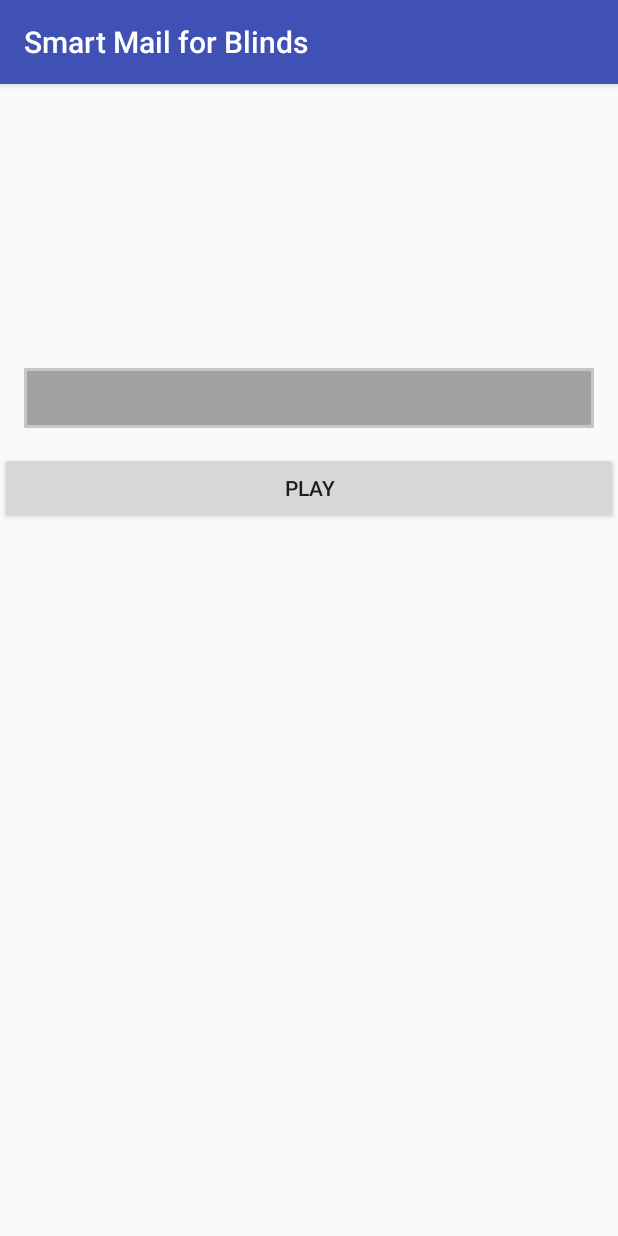
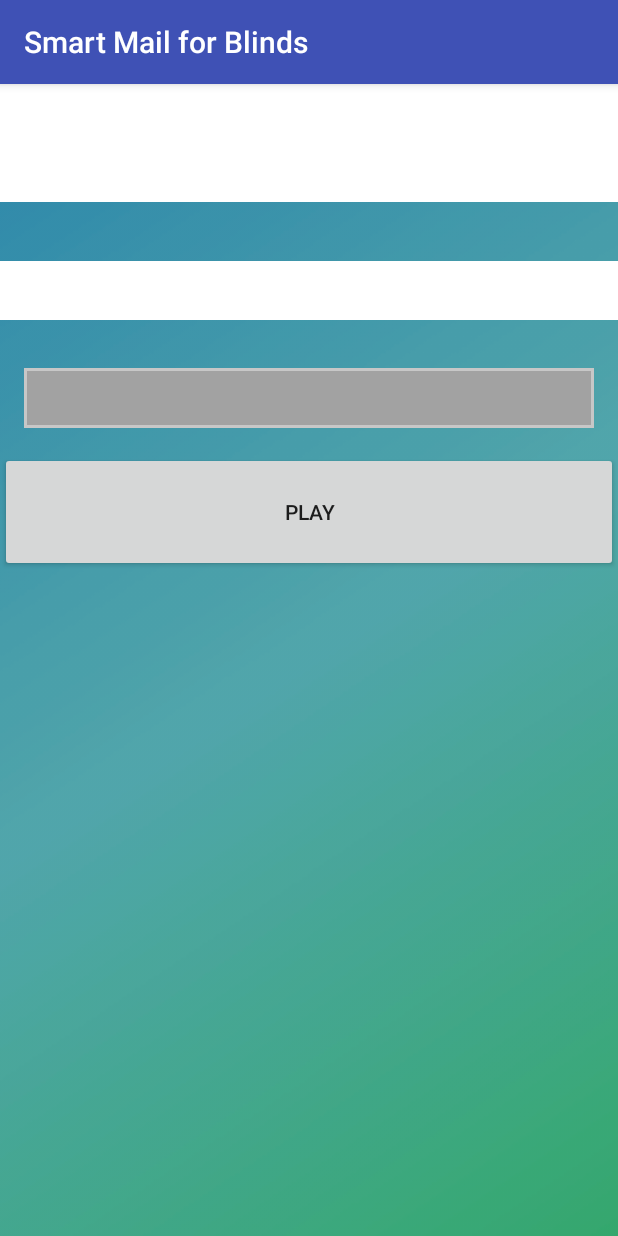
Before and after one commit to touseefahmad/testproject, an Android app: the ReadMailActivity screen opened directly, with no data from a screen before it, after a tap on "PLAY", on a phone screen of 412 x 824 dp. Run offline under Robolectric (Android 15) with nearby library versions, the phone set to English and light mode, and no system bars; libraries missing offline, so code that uses them is left out: com.ibm.watson; 11 statements that could not run were skipped.

```diff
--- a/app/src/main/java/com/example/enigma_pc/smartmailforblinds/ComposeMailUsingGmail.java
+++ b/app/src/main/java/com/example/enigma_pc/smartmailforblinds/ComposeMailUsingGmail.java
@@ -65,6 +65,8 @@ import pub.devrel.easypermissions.EasyPermissions;
 
 public class ComposeMailUsingGmail extends Activity
         implements EasyPermissions.PermissionCallbacks {
+    String emailOne="sara.shahzad54@gmail.com";
+    String emailTwo="touseefahmad788@gmail.com";
     GoogleAccountCredential mCredential;
     /*private TextView mOutputText;
     private Button mCallApiButton;*/
@@ -424,6 +426,7 @@ public class ComposeMailUsingGmail extends Activity
             email.setSubject(subject);
             email.setText(bodyText);
             return email;
+
         }
         public  Message sendMessage(Gmail service,
                                           String userId
@@ -431,7 +434,7 @@ public class ComposeMailUsingGmail extends Activity
                 throws MessagingException, IOException {
 
 
-            Message message = createMessageWithEmail(createEmail(etSendTo.getText().toString(),"touseefahmad88@gmail.com","Smart Mail",strBody));
+            Message message = createMessageWithEmail(createEmail(etSendTo.getText().toString(),"sara.shahzad54@gmail.com","Smart Mail",strBody));
             message = service.users().messages().send(userId, message).execute();
 
             System.out.println("Message id: " + message.getId());
--- a/app/src/main/java/com/example/enigma_pc/smartmailforblinds/ReadMailActivity.java
+++ b/app/src/main/java/com/example/enigma_pc/smartmailforblinds/ReadMailActivity.java
@@ -1,6 +1,7 @@
 package com.example.enigma_pc.smartmailforblinds;
 
 import android.content.Context;
+import android.content.Intent;
 import android.os.AsyncTask;
 import android.os.Bundle;
 import android.os.Handler;
@@ -18,6 +19,7 @@ import android.widget.Toast;
 
 import com.example.enigma_pc.smartmailforblinds.Response.EmailModel;
 import com.ibm.watson.developer_cloud.android.speech_common.v1.TokenProvider;
+import com.ibm.watson.developer_cloud.android.text_to_speech.v1.TTSUtility;
 import com.ibm.watson.developer_cloud.android.text_to_speech.v1.TextToSpeech;
 
 import org.apache.commons.io.IOUtils;
@@ -34,6 +36,8 @@ import java.io.InputStream;
 import java.io.StringWriter;
 import java.net.URI;
 import java.net.URISyntaxException;
+import java.util.regex.Matcher;
+import java.util.regex.Pattern;
 
 import static android.content.ContentValues.TAG;
 
@@ -151,9 +155,21 @@ public class ReadMailActivity extends AppCompatActivity{
 
         //TextToSpeech.sharedInstance().setVoice(fragmentTabTTS.getSelectedVoice());
         String voice=getSelectedVoice();
-        TextToSpeech.sharedInstance().setVoice("en-US_AllisonVoice");
+       // TextToSpeech.sharedInstance().setVoice("en-US_AllisonVoice");
+        TextToSpeech.sharedInstance().setVoice(voice);
+        String c="mail from "+ tvMailFromR.getText().toString() +" and subject is "+tvSubjectR.getText().toString()+" mail content is "+tvContentR.getText().toString();// "hjdg$h&jk8^i0ssh6";
+        Pattern pt = Pattern.compile("[^a-zA-Z0-9_.-]");
+        Matcher match= pt.matcher(c);
+        while(match.find())
+        {
+            String s= match.group();
+            c=c.replaceAll("\\"+s, "");
+        }
+
         //Call the sdk function
-        TextToSpeech.sharedInstance().synthesize("mail from "+ tvMailFromR.getText().toString() +" and subject is "+tvSubjectR.getText().toString()+" mail content is "+tvContentR.getText().toString());
+        TextToSpeech.sharedInstance().synthesize(c);
+
+
     }
 
 
@@ -293,6 +309,14 @@ public class ReadMailActivity extends AppCompatActivity{
         }
     }
 
+    @Override
+    public void onBackPressed() {
+        Intent intent=new Intent(ReadMailActivity.this,RetrieveMailsFromGmail.class);
+        startActivity(intent);
+        ReadMailActivity.this.finish();
+       // super.onBackPressed();
+    }
+
     // return the selected voice
     public String getSelectedVoice() {
 
--- a/app/src/main/java/com/example/enigma_pc/smartmailforblinds/RetrieveMailsFromGmail.java
+++ b/app/src/main/java/com/example/enigma_pc/smartmailforblinds/RetrieveMailsFromGmail.java
@@ -158,6 +158,7 @@ public class RetrieveMailsFromGmail extends Activity implements EasyPermissions.
         lvMails.setOnItemClickListener(new AdapterView.OnItemClickListener() {
             @Override
             public void onItemClick(AdapterView<?> parent, View view, int position, long id) {
+                isCancled=true;
                 Message model= emailsList.get(position);
                 Intent intent=new Intent(RetrieveMailsFromGmail.this,ReadMailActivity.class);
                 intent.putExtra("TO",model.getPayload().getHeaders().get(0).getValue());
@@ -166,6 +167,7 @@ public class RetrieveMailsFromGmail extends Activity implements EasyPermissions.
                 intent.putExtra("BODY",model.getSnippet());
 
                 startActivity(intent);
+                RetrieveMailsFromGmail.this.finish();
             }
         });
 
--- a/app/src/main/res/layout/chooser_activity.xml
+++ b/app/src/main/res/layout/chooser_activity.xml
@@ -1,7 +1,8 @@
 <?xml version="1.0" encoding="utf-8"?>
 <LinearLayout xmlns:android="http://schemas.android.com/apk/res/android"
     android:orientation="vertical" android:layout_width="match_parent"
-    android:layout_height="match_parent">
+    android:layout_height="match_parent"
+    android:background="@mipmap/bg">
     <LinearLayout
         android:layout_width="match_parent"
         android:layout_height="match_parent"
--- a/app/src/main/res/layout/composemail_layout.xml
+++ b/app/src/main/res/layout/composemail_layout.xml
@@ -1,7 +1,8 @@
 <?xml version="1.0" encoding="utf-8"?>
 <LinearLayout xmlns:android="http://schemas.android.com/apk/res/android"
     android:orientation="vertical" android:layout_width="match_parent"
-    android:layout_height="match_parent">
+    android:layout_height="match_parent"
+    android:background="@mipmap/bg">
     <EditText
         android:id="@+id/etSendTo"
         android:layout_width="match_parent"
@@ -21,7 +22,7 @@
     <Button
         android:id="@+id/btnComposeSend"
         android:layout_width="match_parent"
-        android:layout_height="wrap_content"
+        android:layout_height="80dp"
         android:text="Send"/>
 
 </LinearLayout>
--- a/app/src/main/res/layout/login_activity.xml
+++ b/app/src/main/res/layout/login_activity.xml
@@ -1,7 +1,8 @@
 <?xml version="1.0" encoding="utf-8"?>
 <RelativeLayout xmlns:android="http://schemas.android.com/apk/res/android"
     android:orientation="vertical" android:layout_width="match_parent"
-    android:layout_height="match_parent">
+    android:layout_height="match_parent"
+    android:background="@mipmap/bg">
     <TextView
         android:layout_width="match_parent"
         android:layout_height="wrap_content"
--- a/app/src/main/res/layout/readmail_activity.xml
+++ b/app/src/main/res/layout/readmail_activity.xml
@@ -1,20 +1,25 @@
 <?xml version="1.0" encoding="utf-8"?>
 <LinearLayout xmlns:android="http://schemas.android.com/apk/res/android"
     android:orientation="vertical" android:layout_width="match_parent"
-    android:layout_height="match_parent">
+    android:layout_height="match_parent"
+    android:background="@mipmap/bg">
     <TextView
         android:id="@+id/tvMailFromR"
         android:layout_width="match_parent"
         android:layout_height="wrap_content"
         android:paddingTop="10dp"
         android:paddingBottom="10dp"
-        android:paddingLeft="5dp"/>
+        android:paddingLeft="5dp"
+        android:textColor="#000000"
+        android:background="#ffff"/>
     <TextView
         android:id="@+id/tvMailToR"
         android:layout_width="match_parent"
         android:layout_height="wrap_content"
         android:paddingTop="10dp"
         android:paddingBottom="10dp"
+        android:background="#ffffff"
+        android:textColor="#000000"
         android:paddingLeft="5dp"/>
     <TextView
         android:id="@+id/tvSubjectR"
@@ -31,7 +36,9 @@
         android:lines="1"
         android:maxLines="30"
         android:paddingBottom="10dp"
-        android:paddingLeft="5dp"/>
+        android:paddingLeft="5dp"
+        android:background="#ffffff"
+        android:textColor="#000000"/>
 
 
     <Spinner
@@ -54,6 +61,8 @@
         android:layout_below="@+id/spinnerVoices"
         android:layout_marginTop="16dp"
         android:visibility="gone"
+        android:background="#ffffff"
+        android:textColor="#000000"
         android:text=""
         android:textSize="14dp" />
     <TextView
@@ -65,11 +74,12 @@
         android:paddingRight="16dp"
         android:visibility="gone"
         android:background="#e0e0e0"
+
         android:layout_below="@+id/title"/>
     <Button
         android:id="@+id/btnPlay"
         android:layout_width="match_parent"
-        android:layout_height="wrap_content"
+        android:layout_height="80dp"
         android:text="play"/>
 
 </LinearLayout>
--- a/app/src/main/res/layout/register_activity.xml
+++ b/app/src/main/res/layout/register_activity.xml
@@ -1,7 +1,8 @@
 <?xml version="1.0" encoding="utf-8"?>
 <RelativeLayout xmlns:android="http://schemas.android.com/apk/res/android"
     android:layout_width="match_parent"
-    android:layout_height="match_parent">
+    android:layout_height="match_parent"
+    android:background="@mipmap/bg">
     <TextView
         android:layout_width="match_parent"
         android:layout_height="wrap_content"
--- a/app/src/main/res/layout/sendmail_activity.xml
+++ b/app/src/main/res/layout/sendmail_activity.xml
@@ -8,6 +8,7 @@
     android:paddingLeft="@dimen/activity_horizontal_margin"
     android:paddingRight="@dimen/activity_horizontal_margin"
     android:paddingTop="@dimen/activity_vertical_margin"
+    android:background="@mipmap/bg"
     tools:context="com.example.enigma_pc.smartmailforblinds.SendMailActivity">
 
 
@@ -50,7 +51,7 @@
     android:layout_marginTop="16dp"
     android:layout_marginBottom="16dp"
     android:layout_width="fill_parent"
-    android:layout_height="wrap_content"
+    android:layout_height="80dp"
     android:layout_below="@+id/spinnerModels"
     android:layout_centerHorizontal="true"
     android:text="Record"
--- a/app/src/main/res/layout/splash_screen.xml
+++ b/app/src/main/res/layout/splash_screen.xml
@@ -1,7 +1,8 @@
 <?xml version="1.0" encoding="utf-8"?>
 <RelativeLayout xmlns:android="http://schemas.android.com/apk/res/android"
     android:orientation="vertical" android:layout_width="match_parent"
-    android:layout_height="match_parent">
+    android:layout_height="match_parent"
+    android:background="@mipmap/bg">
     <RelativeLayout
         android:layout_width="match_parent"
         android:layout_height="wrap_content"
@@ -12,7 +13,7 @@
             android:layout_height="wrap_content"
             android:layout_centerInParent="true"
             android:text="@string/app_name"
-            android:textColor="#a2a2a2"
+            android:textColor="#FFFFFF"
             android:textStyle="bold"
             android:textSize="20dp"/>
     </RelativeLayout>
--- a/app/src/main/res/layout/view_email_list_row.xml
+++ b/app/src/main/res/layout/view_email_list_row.xml
@@ -1,7 +1,8 @@
 <?xml version="1.0" encoding="utf-8"?>
 <LinearLayout xmlns:android="http://schemas.android.com/apk/res/android"
     android:orientation="vertical" android:layout_width="match_parent"
-    android:layout_height="match_parent">
+    android:layout_height="match_parent"
+    android:background="@mipmap/bg">
     <TextView
         android:id="@+id/tvSubject"
         android:layout_width="match_parent"
```
Also changed, not shown: app/src/main/java/com/example/enigma_pc/smartmailforblinds/LoginActivity.java (+7 -4 lines), app/src/main/res/layout/retrievemail_activity.xml (+14 -9 lines), app/src/main/res/mipmap-hdpi/bg.png (added), app/src/main/res/mipmap-mdpi/bg.png (added), app/src/main/res/mipmap-xhdpi/bg.png (added), app/src/main/res/mipmap-xxhdpi/bg.png (added), app/src/main/res/mipmap-xxxhdpi/bg.png (added).
